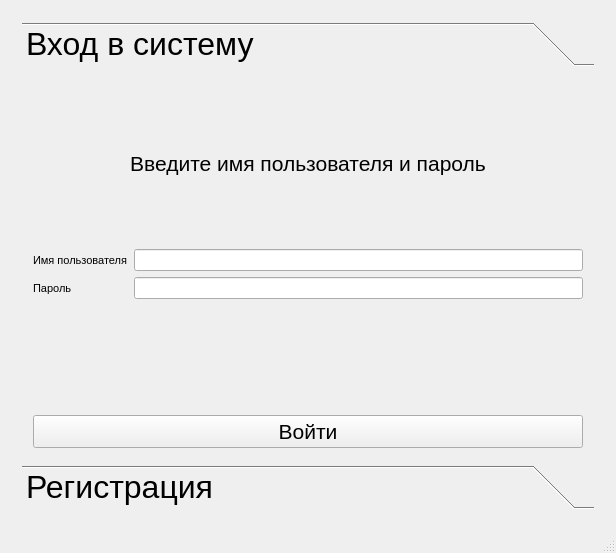
Before: the Qt Designer form mainwindow.ui in Dixaba/qtdbprogram, drawn with Qt 5.
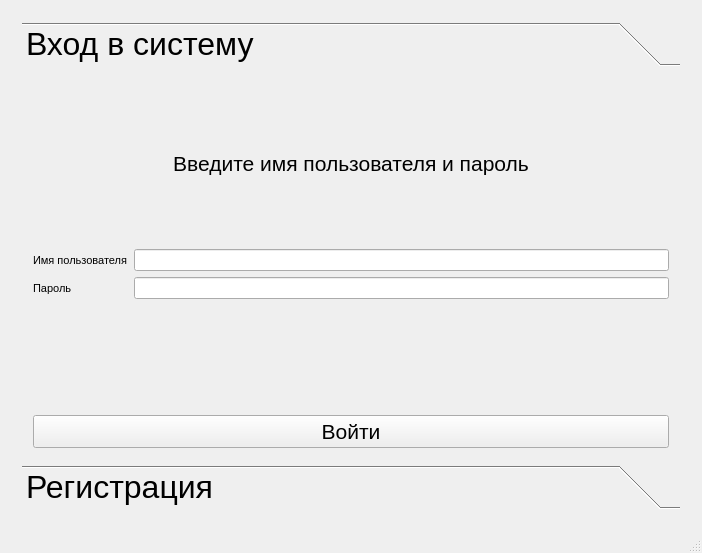
After: the same form once the commit is applied. The open tabs and pages were chosen to show the change.

What changed in the file:
```diff
--- a/mainwindow.ui
+++ b/mainwindow.ui
@@ -6,7 +6,7 @@
    <rect>
     <x>0</x>
     <y>0</y>
-    <width>616</width>
+    <width>702</width>
     <height>553</height>
    </rect>
   </property>
@@ -234,8 +234,8 @@
             <rect>
              <x>0</x>
              <y>0</y>
-             <width>592</width>
-             <height>399</height>
+             <width>425</width>
+             <height>140</height>
             </rect>
            </property>
            <attribute name="label">
```
Left out of the diff: 6 changed lines with no effect on the pictures.
